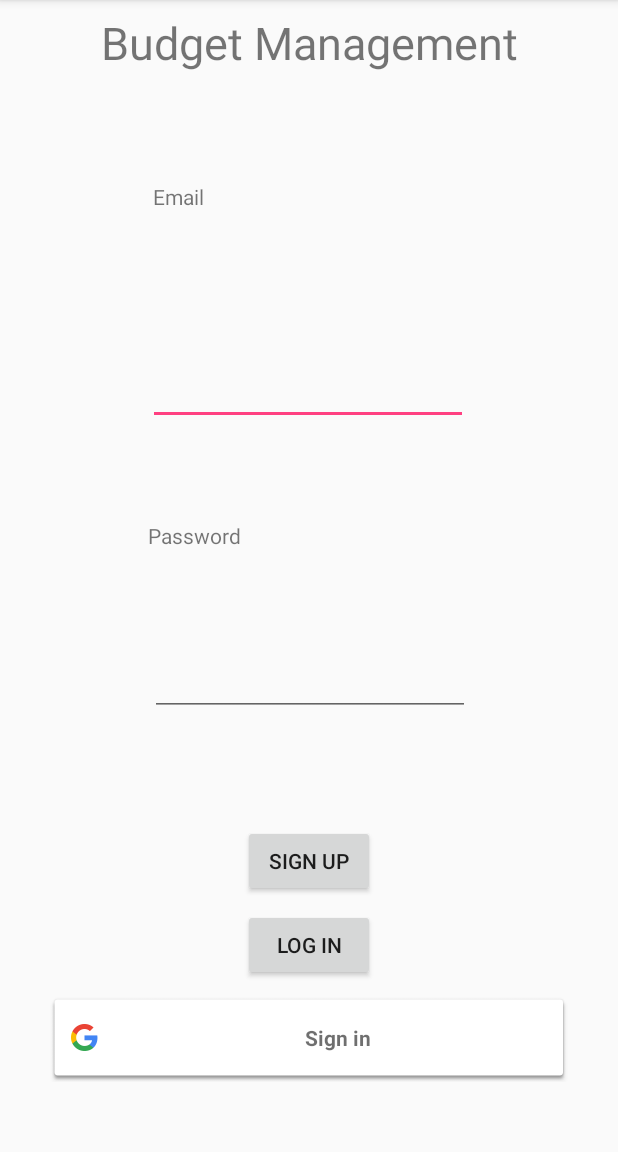
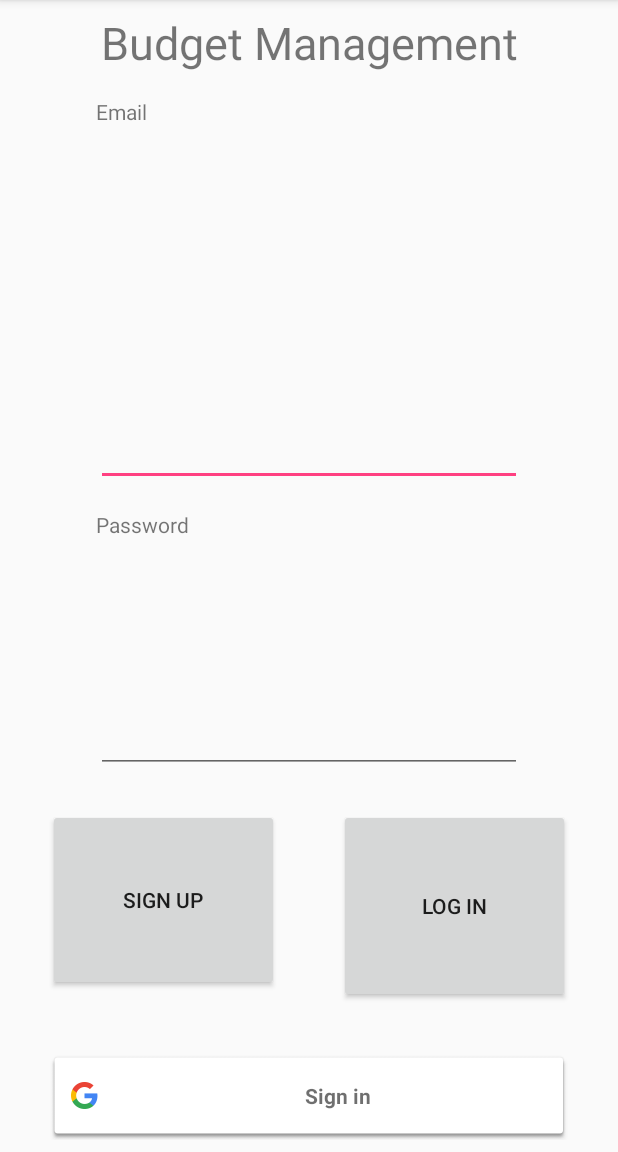
Before and after one commit to Kediel/LiquidityView, an Android app: the screen it shows after launch (LoginScreen), on a phone screen of 412 x 824 dp, the part 84-1236 px from its top. Run offline under Robolectric (Android 15) with nearby library versions, the phone set to English and light mode, and no system bars; our stand-ins replace Firebase (no records; nobody signed in at launch, a user with empty details on screens opened directly).

Commit message:
Minor Adjust Login Screen

```diff
--- a/app/src/main/res/layout/activity_login_screen.xml
+++ b/app/src/main/res/layout/activity_login_screen.xml
@@ -14,15 +14,14 @@
         android:layout_marginBottom="8dp"
         android:layout_marginEnd="32dp"
         android:layout_marginStart="32dp"
-        android:layout_marginTop="16dp"
+        android:layout_marginTop="8dp"
         app:layout_constraintBottom_toBottomOf="parent"
         app:layout_constraintEnd_toEndOf="parent"
         app:layout_constraintHorizontal_bias="0.0"
         app:layout_constraintLeft_toLeftOf="parent"
         app:layout_constraintRight_toRightOf="parent"
         app:layout_constraintStart_toStartOf="parent"
-        app:layout_constraintTop_toBottomOf="@+id/textView2"
-        app:layout_constraintVertical_bias="0.939">
+        app:layout_constraintTop_toBottomOf="@+id/sign_Up">
 
     </com.google.android.gms.common.SignInButton>
 
@@ -41,50 +40,58 @@
 
     <Button
         android:id="@+id/sign_Up"
-        android:layout_width="wrap_content"
-        android:layout_height="wrap_content"
-        android:layout_marginBottom="8dp"
-        android:layout_marginEnd="148dp"
-        android:layout_marginStart="148dp"
+        android:layout_width="0dp"
+        android:layout_height="0dp"
+        android:layout_marginBottom="32dp"
+        android:layout_marginEnd="32dp"
+        android:layout_marginStart="32dp"
         android:onClick="btnUserRegistration_Click"
         android:text="Sign Up"
-        app:layout_constraintBottom_toTopOf="@+id/log_In"
-        app:layout_constraintEnd_toEndOf="parent"
-        app:layout_constraintStart_toStartOf="parent" />
+        app:layout_constraintBottom_toTopOf="@+id/sign_in_button"
+        app:layout_constraintEnd_toStartOf="@+id/log_In"
+        app:layout_constraintStart_toStartOf="parent"
+        app:layout_constraintTop_toBottomOf="@+id/txtPasswordLogin" />
 
     <Button
         android:id="@+id/log_In"
-        android:layout_width="wrap_content"
-        android:layout_height="wrap_content"
-        android:layout_marginBottom="8dp"
-        android:layout_marginEnd="8dp"
+        android:layout_width="0dp"
+        android:layout_height="0dp"
+        android:layout_marginBottom="32dp"
+        android:layout_marginEnd="32dp"
         android:layout_marginStart="8dp"
+        android:layout_marginTop="24dp"
         android:onClick="btnUserLogin_Click"
         android:text="Log In"
         app:layout_constraintBottom_toTopOf="@+id/sign_in_button"
         app:layout_constraintEnd_toEndOf="parent"
-        app:layout_constraintStart_toStartOf="parent" />
+        app:layout_constraintStart_toEndOf="@+id/sign_Up"
+        app:layout_constraintTop_toBottomOf="@+id/txtPasswordLogin" />
+
 
     <TextView
         android:id="@+id/textView3"
-        android:layout_width="208dp"
-        android:layout_height="22dp"
-        android:layout_marginBottom="30dp"
-        android:layout_marginEnd="8dp"
-        android:layout_marginStart="8dp"
-        android:layout_marginTop="8dp"
+        android:layout_width="0dp"
+        android:layout_height="0dp"
+        android:layout_marginBottom="8dp"
+        android:layout_marginEnd="64dp"
+        android:layout_marginStart="64dp"
+        android:layout_marginTop="16dp"
         android:text="Email"
         app:layout_constraintBottom_toTopOf="@+id/txtEmailLogin"
         app:layout_constraintEnd_toEndOf="parent"
+        app:layout_constraintLeft_toLeftOf="parent"
+        app:layout_constraintRight_toRightOf="parent"
         app:layout_constraintStart_toStartOf="parent"
         app:layout_constraintTop_toBottomOf="@+id/textView2" />
 
     <EditText
         android:id="@+id/txtEmailLogin"
-        android:layout_width="wrap_content"
-        android:layout_height="wrap_content"
-        android:layout_marginEnd="85dp"
-        android:layout_marginStart="84dp"
+        android:layout_width="0dp"
+        android:layout_height="0dp"
+        android:layout_marginBottom="16dp"
+        android:layout_marginEnd="64dp"
+        android:layout_marginStart="64dp"
+        android:layout_marginTop="8dp"
         android:ems="10"
         android:inputType="textPersonName"
         app:layout_constraintBottom_toTopOf="@+id/textView4"
@@ -94,10 +101,11 @@
 
     <TextView
         android:id="@+id/textView4"
-        android:layout_width="215dp"
-        android:layout_height="20dp"
-        android:layout_marginEnd="8dp"
-        android:layout_marginStart="8dp"
+        android:layout_width="0dp"
+        android:layout_height="0dp"
+        android:layout_marginBottom="8dp"
+        android:layout_marginEnd="64dp"
+        android:layout_marginStart="64dp"
         android:text="Password"
         app:layout_constraintBottom_toTopOf="@+id/txtPasswordLogin"
         app:layout_constraintEnd_toEndOf="parent"
@@ -106,11 +114,11 @@
 
     <EditText
         android:id="@+id/txtPasswordLogin"
-        android:layout_width="wrap_content"
+        android:layout_width="0dp"
         android:layout_height="wrap_content"
-        android:layout_marginBottom="8dp"
-        android:layout_marginEnd="8dp"
-        android:layout_marginStart="8dp"
+        android:layout_marginBottom="24dp"
+        android:layout_marginEnd="64dp"
+        android:layout_marginStart="64dp"
         android:ems="10"
         android:inputType="textPassword"
         app:layout_constraintBottom_toTopOf="@+id/sign_Up"
```
